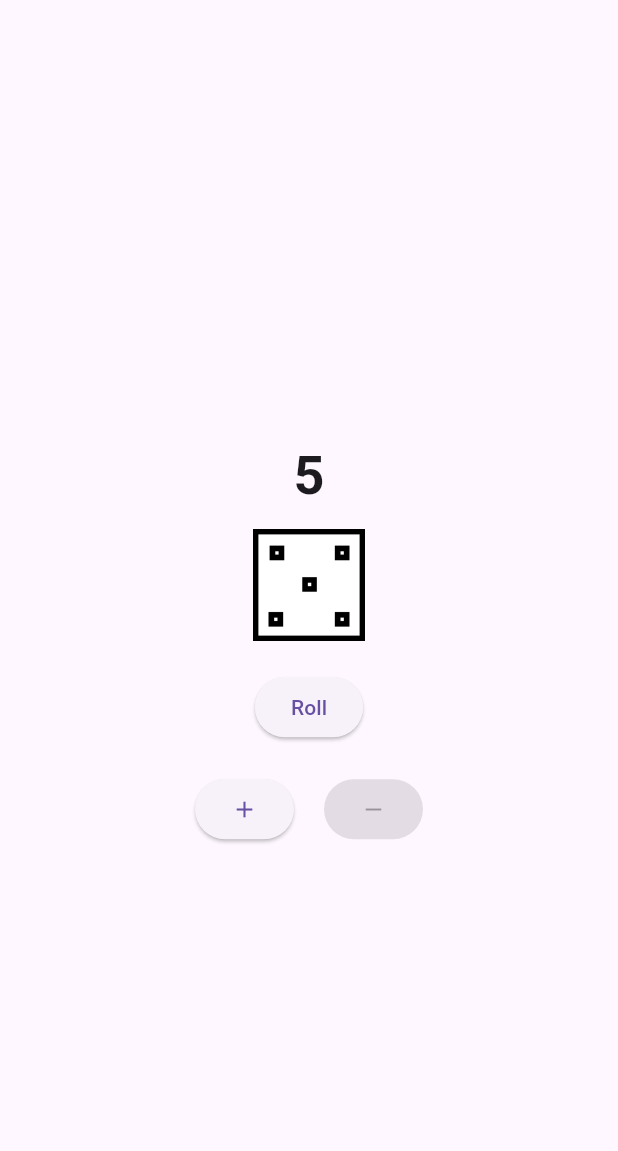
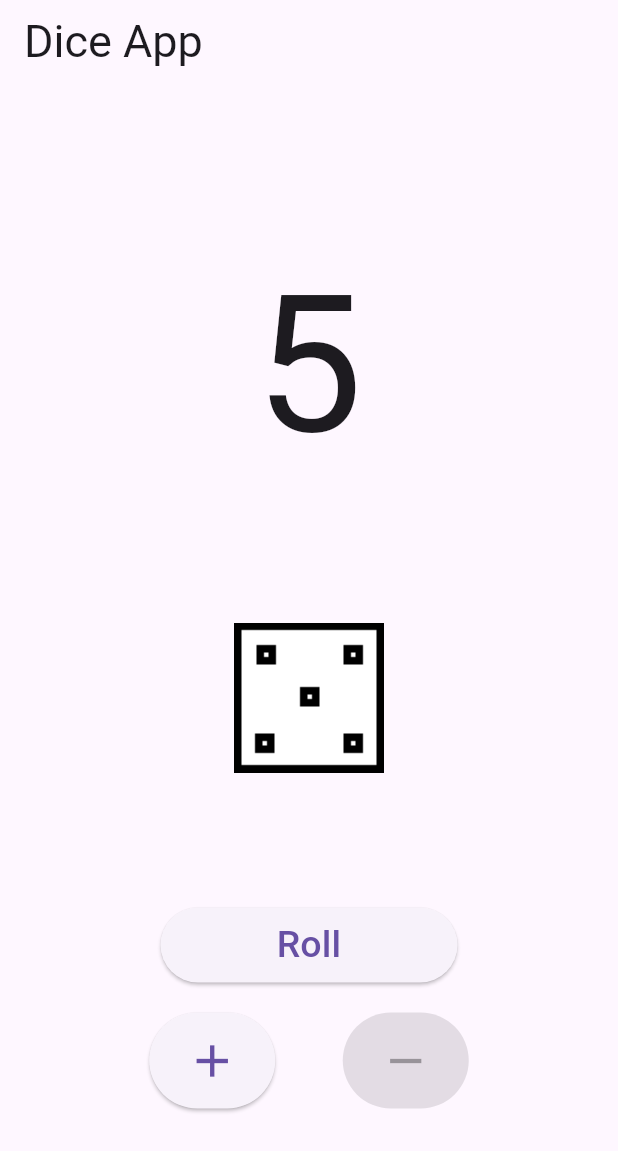
Before and after one commit to BynJerL/dice_app, a Flutter app: the screen it shows after launch, on a phone screen of 412 x 824 dp. Shown: the top 1151 px of the screen. Run offline on Flutter 3.47's test engine with Material 3 defaults, Android fonts, the phone set to English and light mode, and no system bars.

Commit message:
Adjust Display

```diff
--- a/lib/dice2.dart
+++ b/lib/dice2.dart
@@ -14,7 +14,7 @@ class DiceAppA extends StatefulWidget {
 class _DiceAppAState extends State<DiceAppA> {
   late int diceAmmount;
   int minDiceAmmount = 1;
-  int maxDiceAmmount = 3;
+  int maxDiceAmmount = 4;
   late List currDice = List.filled(maxDiceAmmount, 0);
   int maxIter = 10;
   int delayFac = 1;
@@ -97,37 +97,74 @@ class _DiceAppAState extends State<DiceAppA> {
   @override
   Widget build(BuildContext context) {
     return Scaffold(
-      body: Column(
-        mainAxisAlignment: MainAxisAlignment.center,
+      appBar: PreferredSize(
+        preferredSize: Size.fromHeight(60),
+        child: AppBar(
+          title: Text(
+            "Dice App",
+            style: TextStyle(
+              fontSize: 30
+            ),
+          ),
+        ),
+      ),
+      body: SingleChildScrollView(
+        child: Column(
           children: [
+            SizedBox(height: 40),
             Text(
               (isEqual == false)? "": "Lucky",
               style: TextStyle(
-              fontSize: 18
+                fontSize: 36
               ),
             ),
-          SizedBox(height: 5),
             Text(
               (isRolling == true)?"":"$sum",
               style: TextStyle(
-              fontWeight: FontWeight.bold,
-              fontSize: 36,
+                fontWeight: FontWeight.w400,
+                fontSize: 128,
               ),
             ),
             SizedBox(height: 10),
-          Row(
+            Container(
+              width: 240,
+              height: 240,
+              child: Column(
                 mainAxisAlignment: MainAxisAlignment.center,
                 children: [
-              for(int i = 0; i < diceAmmount; i++)
+                  for(int i = 0; i < (diceAmmount/2).ceil(); i++) Row(
+                    mainAxisAlignment: MainAxisAlignment.center,
+                    children: [
+                      for(int j = 0; j < ((diceAmmount - 2*i != 1)? 2: 1); j++) Row(
+                        children: [
                           Padding(
-                  padding: const EdgeInsets.only(left: 5, right: 5),
+                            padding: const EdgeInsets.all(5),
                             child: Image(
-                    width: 75,
-                    image: AssetImage('assets/img/dice_${currDice[i]}.png')
+                              width: 100,
+                              image: AssetImage('assets/img/dice_${currDice[i*2+j]}.png')
                             ),
                           ),
                         ],
+                      )
+                    ],
                   ),
+                ],
+              ),
+            ),
+
+            // Row(
+            //   mainAxisAlignment: MainAxisAlignment.center,
+            //   children: [
+            //     for(int i = 0; i < diceAmmount; i++)
+            //       Padding(
+            //         padding: const EdgeInsets.only(left: 5, right: 5),
+            //         child: Image(
+            //           width: 75,
+            //           image: AssetImage('assets/img/dice_${currDice[i]}.png')
+            //         ),
+            //       ),
+            //   ],
+            // ),
             SizedBox(height: 20),
             ElevatedButton(
               onPressed: (isRolling == true) ? null: (){
@@ -137,7 +174,18 @@ class _DiceAppAState extends State<DiceAppA> {
                 });
                 RoundDice();
                 },
-            child: Text("Roll")
+              child: Container(
+                width: 150,
+                height: 50,
+                child: Center(
+                  child: Text(
+                    "Roll",
+                    style: TextStyle(
+                      fontSize: 25
+                    ),
+                  )
+                )
+              )
             ),
             SizedBox(height: 20),
             Row(
@@ -149,9 +197,11 @@ class _DiceAppAState extends State<DiceAppA> {
                       diceAmmount++;
                     });
                     },
-                child: Icon(Icons.add)
+                  child: Container(
+                    height: 64,
+                    child: Icon(Icons.add, size: 36))
                 ),
-              SizedBox(width: 20),
+                SizedBox(width: 45),
                 ElevatedButton(
                   onPressed: (diceAmmount <= minDiceAmmount) ? null: (){
                     setState(() {
@@ -159,12 +209,16 @@ class _DiceAppAState extends State<DiceAppA> {
                       diceAmmount--;
                     });
                     },
-                child: Icon(Icons.remove)
+                  child: Container(
+                    height: 64,
+                    child: Icon(Icons.remove, size: 36)
+                  )
                 ),
               ],
             )
           ],
         ),
+      ),
     );
   }
 }
--- a/lib/main.dart
+++ b/lib/main.dart
@@ -14,6 +14,7 @@ class MainApp extends StatelessWidget {
       home: Scaffold(
         body: DiceAppA()
       ),
+      debugShowCheckedModeBanner: false,
     );
   }
 }
```
Lines whose indentation alone changed are shown as unchanged.
